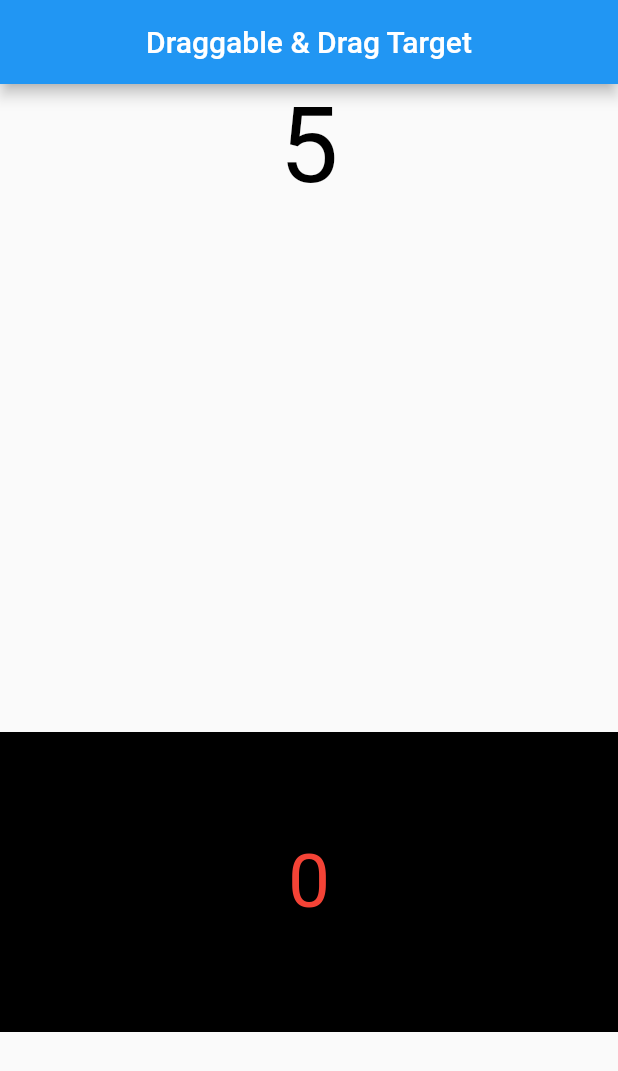
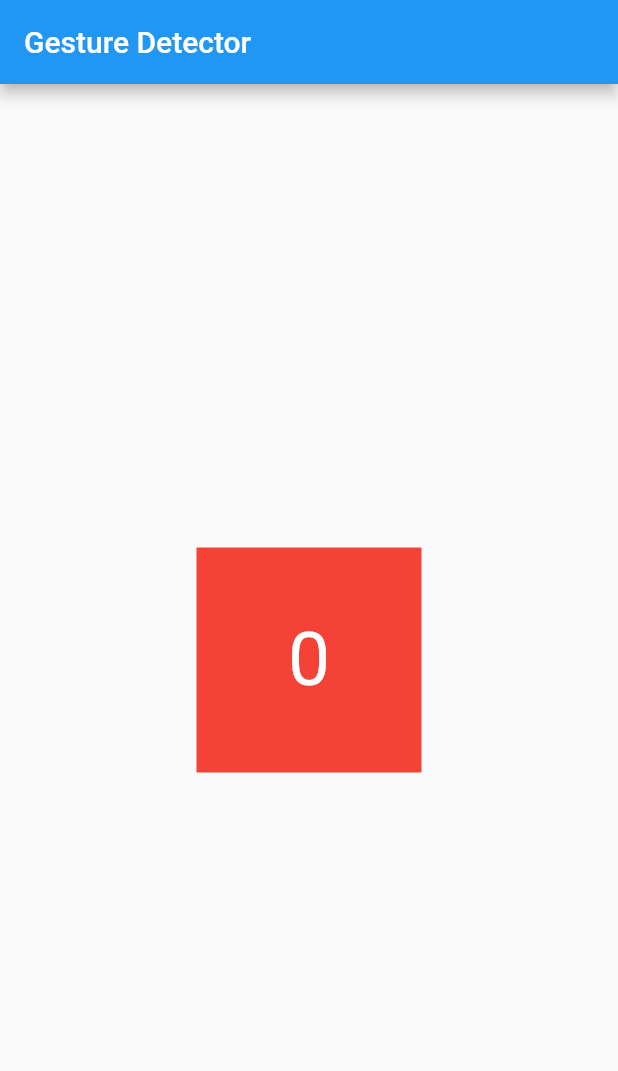
Before and after one commit to mubeendev3/flutter_widget_examples, a Flutter app: the screen it shows after launch, on a phone screen of 412 x 824 dp. Shown: the top 1071 px of the screen. Run offline on Flutter 3.47's test engine with Material 2 defaults, Android fonts, the phone set to English and light mode, and no system bars.

Commit message:
How GestureDetector widget works?

```diff
--- /dev/null
+++ b/lib/gesture_detector/gesture_detector.dart
@@ -0,0 +1,42 @@
+import 'package:flutter/material.dart';
+
+class CustomGestureDetector extends StatefulWidget {
+  const CustomGestureDetector({super.key});
+
+  @override
+  State<CustomGestureDetector> createState() => _CustomGestureDetectorState();
+}
+
+class _CustomGestureDetectorState extends State<CustomGestureDetector> {
+  int _number = 0;
+
+  @override
+  Widget build(BuildContext context) {
+    return Scaffold(
+      appBar: AppBar(
+        title: const Text("Gesture Detector"),
+      ),
+      body: Center(
+        child: GestureDetector(
+          onTap: () {
+            setState(() {
+              _number += 1;
+              print(_number);
+            });
+          },
+          child: Container(
+            color: Colors.red,
+            height: 150,
+            width: 150,
+            child: Center(
+              child: Text(
+                "$_number",
+                style: const TextStyle(fontSize: 50, color: Colors.white),
+              ),
+            ),
+          ),
+        ),
+      ),
+    );
+  }
+}
--- a/lib/main.dart
+++ b/lib/main.dart
@@ -1,5 +1,5 @@
 import 'package:flutter/material.dart';
-import 'draggable_and_dragTarget/draggable_and_dragtarget.dart';
+import 'gesture_detector/gesture_detector.dart';
 
 void main() {
   runApp(const MyApp());
@@ -11,7 +11,7 @@ class MyApp extends StatelessWidget {
   @override
   Widget build(BuildContext context) {
     return const MaterialApp(
-      home: CustomDragWidget(),
+      home: CustomGestureDetector(),
     );
   }
 }
```
